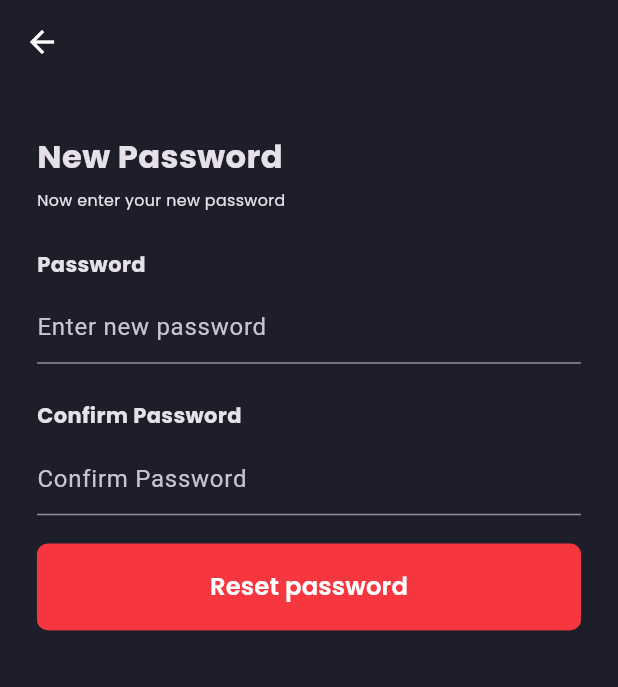
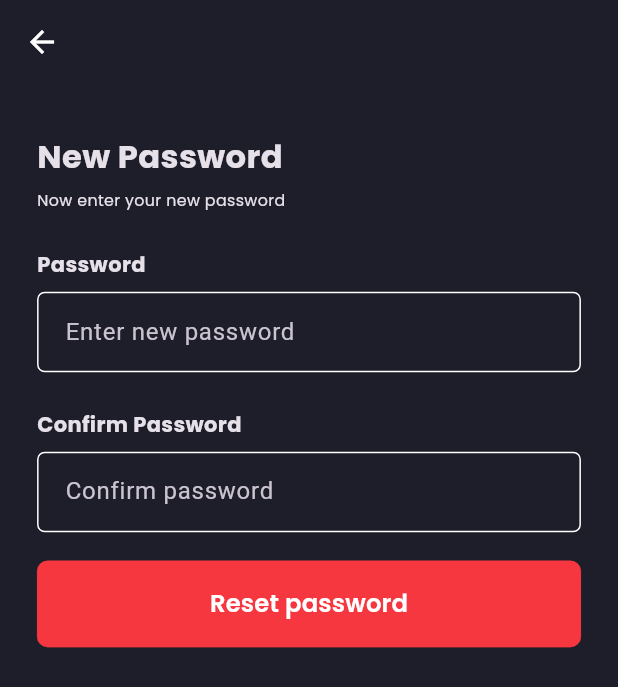
Before and after one commit to DiDi-App/Mobile-App, a Flutter app: the PasswordChangeScreen screen opened by its route, on a phone screen of 412 x 824 dp. Shown: the top 687 px of the screen. Run offline on Flutter 3.47's test engine with Material 3 defaults, Android fonts, the phone set to English and light mode, and no system bars; our stand-ins replace flutter_svg, responsive_sizer, transparent_image.

Commit message:
fix: Make the text sizes visible

```diff
--- a/Didi/lib/src/core/theme/theme_config.dart
+++ b/Didi/lib/src/core/theme/theme_config.dart
@@ -50,7 +50,7 @@ class ThemeConfig {
         padding: const EdgeInsets.symmetric(horizontal: 10, vertical: 0),
         labelStyle: TextStyle(
           fontFamily: "Poppins",
-          fontSize: 11.sp,
+          fontSize: 12.sp,
           fontWeight: FontWeight.w600,
           color: AppThemeColors.kWhiteColor,
         ),
--- a/Didi/lib/src/features/auth/pages/password_change_screen.dart
+++ b/Didi/lib/src/features/auth/pages/password_change_screen.dart
@@ -1,4 +1,5 @@
 import 'package:didi/src/core/constants.dart';
+import 'package:didi/src/features/auth/widgets/auth_input_field.dart';
 import 'package:flutter/material.dart';
 import 'package:responsive_sizer/responsive_sizer.dart';
 
@@ -14,8 +15,8 @@ class PasswordChangeScreen extends StatefulWidget {
 
 class _PasswordChangeScreenState extends State<PasswordChangeScreen> {
   final _formKey = GlobalKey<FormState>();
-  final TextEditingController _password1Controller = TextEditingController();
-  final TextEditingController _password2Controller = TextEditingController();
+  final _password1Controller = TextEditingController();
+  final _password2Controller = TextEditingController();
 
   void _onSubmitForm() {
     if (_formKey.currentState!.validate()) {
@@ -83,12 +84,10 @@ class _PasswordChangeScreenState extends State<PasswordChangeScreen> {
                         ),
                       ),
                       SizedBox(height: 1.h),
-                      TextFormField(
+                      AuthInputField(
+                        controller: _password1Controller,
+                        hintText: "Enter new password",
                         obscureText: true,
-                        cursorColor: AppThemeColors.kPrimaryButtonColor,
-                        controller: _password1Controller,
-                        decoration: const InputDecoration(
-                            hintText: "Enter new password"),
                         validator: (value) {
                           if (value == null || value.isEmpty) {
                             return "Enter password";
@@ -105,12 +104,10 @@ class _PasswordChangeScreenState extends State<PasswordChangeScreen> {
                             fontWeight: FontWeight.w700, fontFamily: "Poppins"),
                       ),
                       SizedBox(height: 1.h),
-                      TextFormField(
+                      AuthInputField(
+                        controller: _password2Controller,
+                        hintText: "Confirm password",
                         obscureText: true,
-                        cursorColor: AppThemeColors.kPrimaryButtonColor,
-                        controller: _password2Controller,
-                        decoration:
-                            const InputDecoration(hintText: "Confirm Password"),
                         validator: (value) {
                           if (value == null || value.isEmpty) {
                             return "Confirm password";
--- a/Didi/lib/src/features/auth/pages/signin_screen.dart
+++ b/Didi/lib/src/features/auth/pages/signin_screen.dart
@@ -16,8 +16,8 @@ class SignInScreen extends StatefulWidget {
 
 class _SignInScreenState extends State<SignInScreen> {
   final _formKey = GlobalKey<FormState>();
-  final TextEditingController _emailController = TextEditingController();
-  final TextEditingController _password1Controller = TextEditingController();
+  final _emailController = TextEditingController();
+  final _password1Controller = TextEditingController();
 
   void _onSubmitForm() {
     if (_formKey.currentState!.validate()) {
--- a/Didi/lib/src/features/auth/pages/signup_screen.dart
+++ b/Didi/lib/src/features/auth/pages/signup_screen.dart
@@ -16,9 +16,9 @@ class SignUpScreen extends StatefulWidget {
 
 class _SignUpScreenState extends State<SignUpScreen> {
   final _formKey = GlobalKey<FormState>();
-  final TextEditingController _emailController = TextEditingController();
-  final TextEditingController _password1Controller = TextEditingController();
-  final TextEditingController _password2Controller = TextEditingController();
+  final _emailController = TextEditingController();
+  final _password1Controller = TextEditingController();
+  final _password2Controller = TextEditingController();
 
   void _onSubmitForm() {
     if (_formKey.currentState!.validate()) {
--- a/Didi/lib/src/features/home/widgets/announcement_card.dart
+++ b/Didi/lib/src/features/home/widgets/announcement_card.dart
@@ -21,7 +21,7 @@ class AnnouncementCard extends StatelessWidget {
             image: const NetworkImage(
               "https://s3-alpha-sig.figma.com/img/7c7c/531b/3da34e93e27d789f8c8aa942ef6a80a3?Expires=1730678400&Key-Pair-Id=APKAQ4GOSFWCVNEHN3O4&Signature=LCWZZmJNwRL7UzJ5oPZ6GxSIl~QeWLZr91ES4qQs2lj8qrnjDD7yWfxc6-spmsN4J1xxdETnnAMnOcmn75wTcojqdHn02Tj6rnhaHDw6IMD1latxCL140-vHXV~BqekxWZoyV1pA2toD8AxIoVn-J-Jp3qY-rVR4PIlSN8b8DTOzHtkQbKXTw2kPbAKx0IQgI3E1CZPWgy95cfIc3ZguF8A5ssdvbFC3gVjIADDbR7oQwQSwXh4F8-~a38qAc-ZzFTxyS0eXeTJRvTZdsvlr2SrIQkHpzdCqYczUDticImvfky696aBGD4y-9HeacMjBXwrfJp9loyZkiJlq0FBkzA__",
             ),
-            height: 13.5.h,
+            height: 14.h,
             width: double.infinity,
             fit: BoxFit.cover,
           ),
@@ -41,7 +41,7 @@ class AnnouncementCard extends StatelessWidget {
                       // fontFamily: "Poppins",
                       fontWeight: FontWeight.w800,
                       color: AppThemeColors.kWhiteColor,
-                      fontSize: 14.8.sp,
+                      fontSize: 15.3.sp,
                     ),
                   ),
                   const SizedBox(height: 5),
@@ -57,7 +57,7 @@ class AnnouncementCard extends StatelessWidget {
                       style: TextStyle(
                         color: AppThemeColors.kWhiteColor,
                         fontFamily: "Poppins",
-                        fontSize: 12.sp,
+                        fontSize: 13.sp,
                         fontWeight: FontWeight.w600,
                       ),
                     ),
--- a/Didi/lib/src/features/home/widgets/home_text_field.dart
+++ b/Didi/lib/src/features/home/widgets/home_text_field.dart
@@ -1,6 +1,7 @@
 import 'package:didi/src/core/theme/theme_colors.dart';
 import 'package:flutter/material.dart';
 import 'package:flutter_svg/flutter_svg.dart';
+import 'package:responsive_sizer/responsive_sizer.dart';
 // import 'package:responsive_sizer/responsive_sizer.dart';
 
 class HomeTextField extends StatelessWidget {
@@ -11,7 +12,7 @@ class HomeTextField extends StatelessWidget {
     return TextField(
       style: TextStyle(
         fontFamily: "Poppins",
-        fontSize: 11,
+        fontSize: 14.1.sp,
         color: AppThemeColors.kWhiteColor.withOpacity(0.8),
       ),
       decoration: InputDecoration(
@@ -26,7 +27,8 @@ class HomeTextField extends StatelessWidget {
         ),
         filled: true,
         fillColor: AppThemeColors.kTextFieldColor,
-        contentPadding: const EdgeInsets.symmetric(horizontal: 12),
+        contentPadding:
+            const EdgeInsets.symmetric(horizontal: 14, vertical: 15),
         border: const OutlineInputBorder(
           borderSide: BorderSide.none,
           borderRadius: BorderRadius.all(Radius.circular(7)),
```
Also changed, not shown: Didi/lib/src/features/auth/pages/password_reset_request.dart (+6 -9 lines), Didi/lib/src/features/home/screen/homepage.dart (+5 -5 lines), Didi/lib/src/features/home/screen/tab_bar_view.dart (+4 -4 lines), Didi/lib/src/features/home/screen/vendor_screen.dart (+3 -4 lines), Didi/lib/src/features/home/widgets/meal_item.dart (+4 -4 lines), Didi/lib/src/features/home/widgets/menu_item.dart (+4 -4 lines), Didi/lib/src/features/home/widgets/vendor_info_container.dart (+12 -11 lines), 1 other file.
